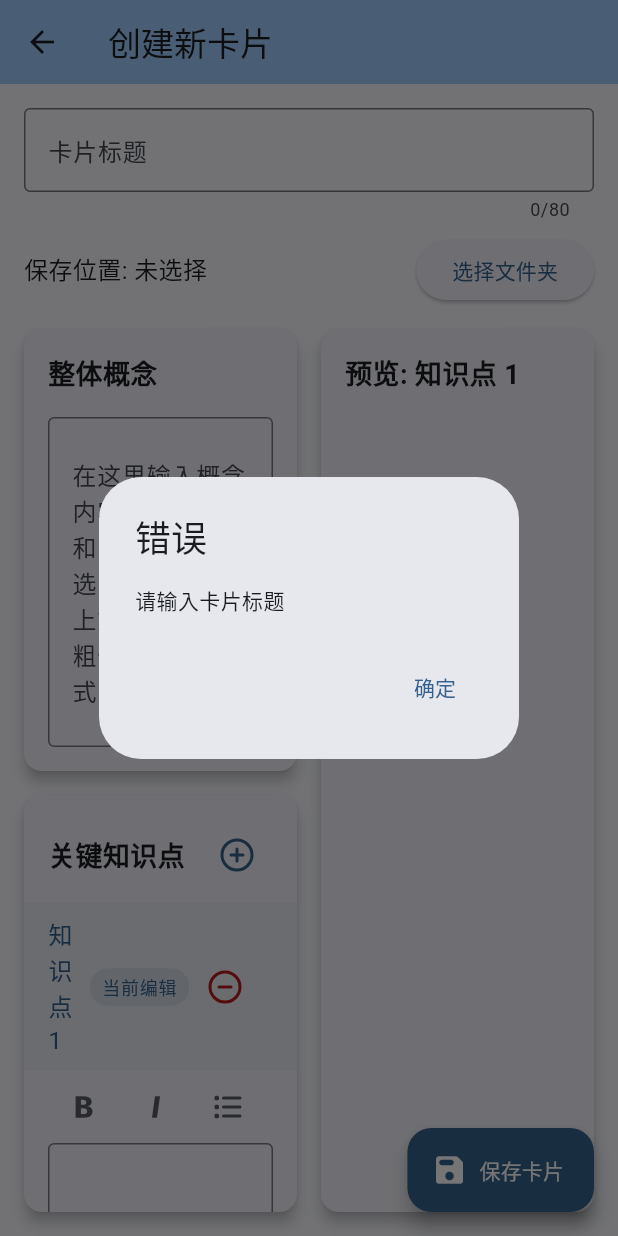
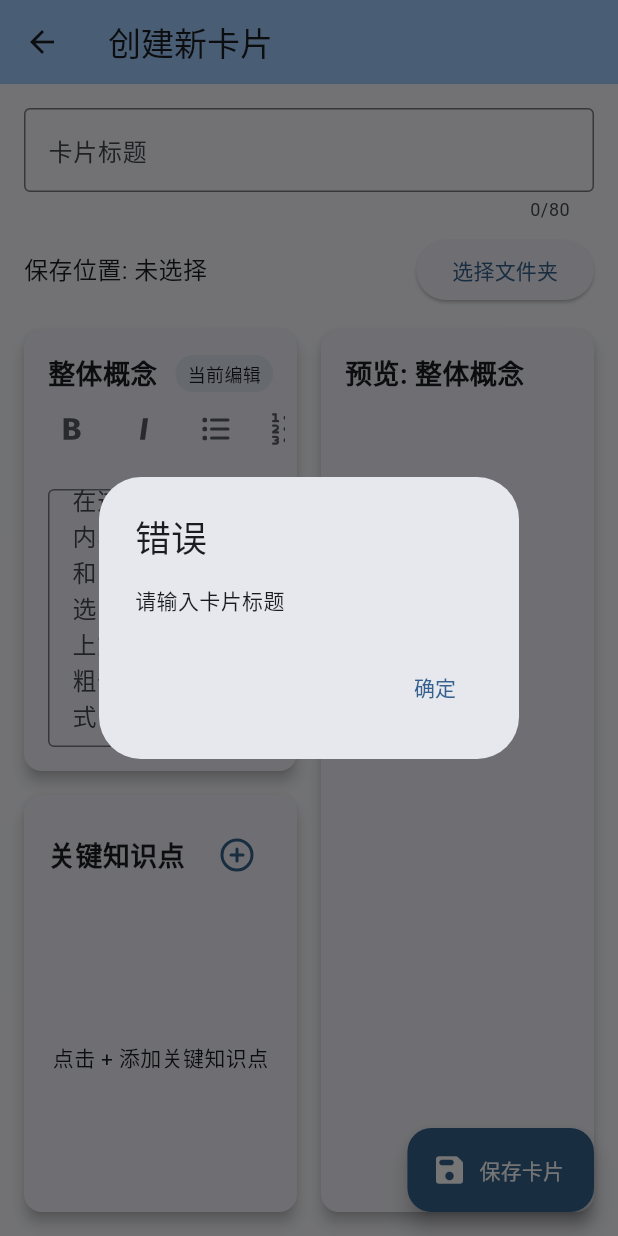
Before and after one commit to drowzju/cardseasy, a Flutter app: the CardCreateScreen screen opened directly, after a tap on "保存卡片", on a phone screen of 412 x 824 dp. Run offline on Flutter 3.47's test engine with Material 3 defaults, Android fonts, the light colour scheme and no system bars; our stand-ins replace file_picker, flutter_markdown, flutter_svg, google_fonts.

Commit message:
创建知识点时要求输入一个知识点标题

```diff
--- a/lib/models/key_point.dart
+++ b/lib/models/key_point.dart
@@ -1,9 +1,11 @@
 class KeyPoint {
   String id;
+  String title;
   String content;
 
   KeyPoint({
     required this.id,
+    required this.title, // 确保 title 是必需的
     this.content = '',
   });
 }
--- a/lib/screens/card/card_create_screen.dart
+++ b/lib/screens/card/card_create_screen.dart
@@ -46,8 +46,15 @@ class _CardCreateScreenState extends State<CardCreateScreen> {
       });
     });
 
-    // 添加一个默认的关键知识点
-    _addKeyPoint();
+    // 不要在这里调用 _addKeyPoint()
+  }
+
+  @override
+  void didChangeDependencies() {
+    super.didChangeDependencies();
+
+    // 移除自动添加知识点的逻辑
+    // 不再调用 Future.microtask(() => _addKeyPoint());
   }
 
   @override
@@ -65,8 +72,53 @@ class _CardCreateScreenState extends State<CardCreateScreen> {
 
   // 添加关键知识点
   void _addKeyPoint() {
+    // 创建一个局部控制器
+    final TextEditingController dialogController = TextEditingController();
+
+    // 显示标题输入对话框
+    showDialog(
+      context: context,
+      barrierDismissible: false, // 用户必须输入标题或取消
+      builder: (context) => AlertDialog(
+        title: const Text('输入知识点标题'),
+        content: TextField(
+          controller: dialogController, // 使用局部控制器
+          autofocus: true,
+          decoration: const InputDecoration(
+            hintText: '请输入知识点标题',
+            border: OutlineInputBorder(),
+          ),
+          onSubmitted: (value) {
+            if (value.trim().isNotEmpty) {
+              Navigator.pop(context, value);
+            }
+          },
+        ),
+        actions: [
+          TextButton(
+            onPressed: () => Navigator.pop(context),
+            child: const Text('取消'),
+          ),
+          TextButton(
+            onPressed: () {
+              final String title = dialogController.text;
+              if (title.trim().isNotEmpty) {
+                Navigator.pop(context, title);
+              } else {
+                ScaffoldMessenger.of(context).showSnackBar(
+                  const SnackBar(content: Text('请输入标题')),
+                );
+              }
+            },
+            child: const Text('确定'),
+          ),
+        ],
+      ),
+    ).then((title) {
+      if (title != null && title.trim().isNotEmpty) {
         final String id = const Uuid().v4();
-    final keyPoint = KeyPoint(id: id);
+        // 确保 title 不为空
+        final keyPoint = KeyPoint(id: id, title: title);
         final controller = TextEditingController();
 
         controller.addListener(() {
@@ -82,6 +134,8 @@ class _CardCreateScreenState extends State<CardCreateScreen> {
           _keyPoints.add(keyPoint);
           _keyPointControllers[id] = controller;
           _currentKeyPointId = id; // 设置为当前编辑的关键知识点
+        });
+      }
     });
   }
 
@@ -203,15 +257,18 @@ class _CardCreateScreenState extends State<CardCreateScreen> {
     });
 
     // 收集所有关键知识点内容
-    final List<String> keyPointsContent = _keyPoints
-        .map((kp) => kp.content)
-        .where((content) => content.trim().isNotEmpty)
+    final List<Map<String, String>> keyPointsData = _keyPoints
+        .where((kp) => kp.content.trim().isNotEmpty)
+        .map((kp) => {
+          'title': kp.title,
+          'content': kp.content,
+        })
         .toList();
 
     final bool success = await CardSaver.saveCard(
       title: _titleController.text,
       content: _contentController.text,
-      keyPoints: keyPointsContent,
+      keyPoints: keyPointsData,
       saveDirectory: _saveDirectory,
       imageFiles: _imageFiles,
       showErrorDialog: _showErrorDialog,
@@ -464,7 +521,9 @@ class _CardCreateScreenState extends State<CardCreateScreen> {
                               children: [
                                 // 关键知识点标题栏
                                 ListTile(
-                                  title: Text('知识点 ${index + 1}'),
+                                  title: Text(keyPoint.title.isNotEmpty
+                                    ? keyPoint.title
+                                    : '知识点 ${index + 1}'),
                                   trailing: Row(
                                     mainAxisSize: MainAxisSize.min,
                                     children: [
@@ -542,6 +601,7 @@ class _CardCreateScreenState extends State<CardCreateScreen> {
   }
 
   // 构建预览区域
+  // 构建预览区域
   Widget _buildPreviewSection() {
   // 确定当前预览的内容
   String previewContent = '';
@@ -552,7 +612,8 @@ class _CardCreateScreenState extends State<CardCreateScreen> {
     final int index = _keyPoints.indexWhere((kp) => kp.id == _currentKeyPointId);
     if (index != -1) {
       previewContent = _keyPoints[index].content;
-        previewTitle = '预览: 知识点 ${index + 1}';
+      // 添加空值检查
+      previewTitle = '预览: ${_keyPoints[index].title.isNotEmpty ? _keyPoints[index].title : '知识点 ${index + 1}'}';
     }
   } else {
     // 预览整体概念
@@ -624,7 +685,6 @@ class _CardCreateScreenState extends State<CardCreateScreen> {
           ),
         ],
       ),
-      ),
-    );
+    ));
   }
 }
--- a/lib/utils/card_saver.dart
+++ b/lib/utils/card_saver.dart
@@ -6,7 +6,7 @@ class CardSaver {
   static Future<bool> saveCard({
     required String title,
     required String content,
-    List<String> keyPoints = const [],
+    List<Map<String, String>> keyPoints = const [], // 修改为Map类型，包含title和content
     String? saveDirectory,
     List<String> imageFiles = const [],
     required Function(String) showErrorDialog,
@@ -45,7 +45,10 @@ class CardSaver {
       if (keyPoints.isNotEmpty) {
         fullContent += '## 关键知识点\n\n';
         for (int i = 0; i < keyPoints.length; i++) {
-          fullContent += '### 知识点 ${i + 1}\n\n${keyPoints[i]}\n\n';
+          final keyPointTitle = keyPoints[i]['title'] ?? '知识点 ${i + 1}';
+          final keyPointContent = keyPoints[i]['content'] ?? '';
+
+          fullContent += '### $keyPointTitle\n\n$keyPointContent\n\n';
         }
       }
 
```
Lines whose indentation alone changed are shown as unchanged.
